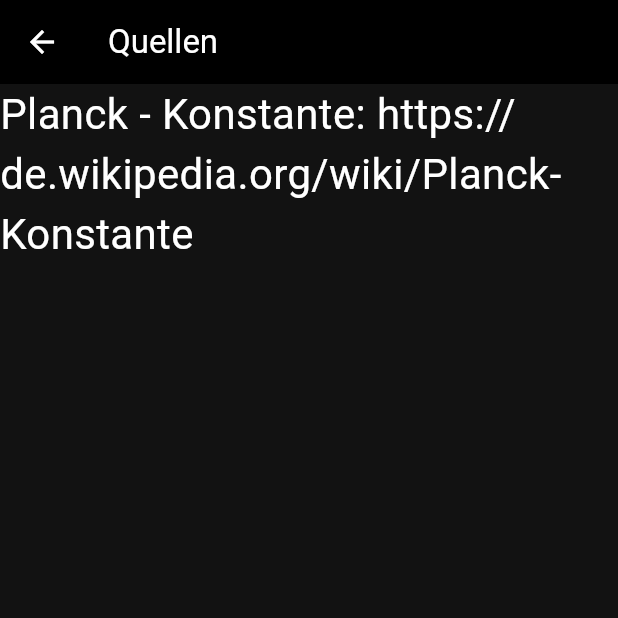
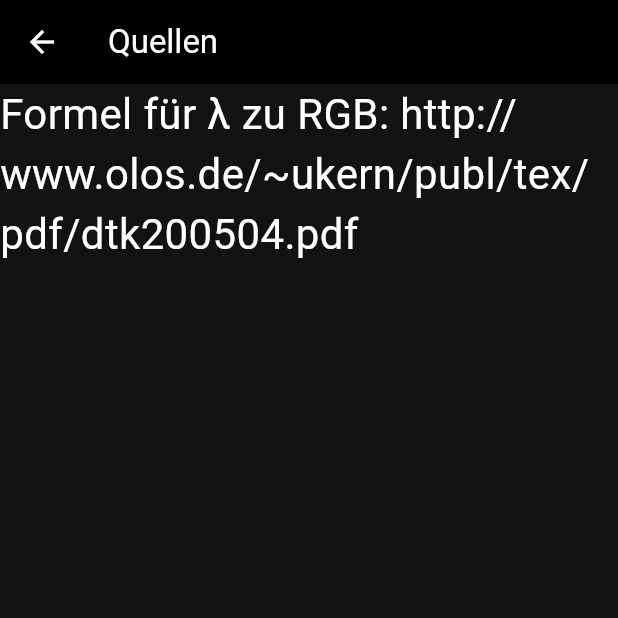
Before and after one commit to FerdiGlitz/physik_facharbeit, a Flutter app: the Sources screen opened directly, on a phone screen of 412 x 824 dp, the top half of it. Run offline on Flutter 3.47's test engine with Material 3 defaults, Android fonts, the phone set to English and light mode, and no system bars.

Commit message:
Quelle für Formel Wellenlänge zu RGB eingefügt

```diff
--- a/lib/settings/sources.dart
+++ b/lib/settings/sources.dart
@@ -19,17 +19,18 @@
         title: const Text('Quellen'),
       ),
       body: Center(
-          child: ListView.builder(
+          child: ListView.separated(
             itemCount: formeln.length,
             itemBuilder: (BuildContext context, int index) {
               return formeln[index].toWidget();
             },
+            separatorBuilder: (BuildContext context, int index) => const Divider(),
           )
       ),
     );
   }
 
   List<Source> formeln = [
-    Source(usage: "Planck - Konstante", source: "https://de.wikipedia.org/wiki/Planck-Konstante")
+    Source(usage: "Formel für λ zu RGB", source: "http://www.olos.de/~ukern/publ/tex/pdf/dtk200504.pdf")
   ];
 }
--- a/lib/sim.dart
+++ b/lib/sim.dart
@@ -266,7 +266,7 @@
   }
 
   ///Farbe der Linien berechnen mithilfe des Algorithmus von Bruton
-  ///Quelle: http://www.olos.de/~ukern/publ/tex/pdf/dtk200504.pdf
+  ///Quelle für Formel: http://www.olos.de/~ukern/publ/tex/pdf/dtk200504.pdf
   Color farbeBerechnen(double wellenlaenge) {
     int r;
     int g;
```
